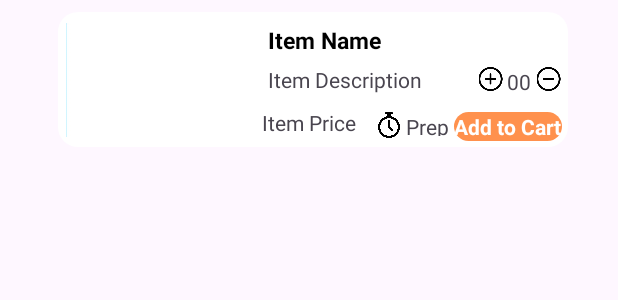
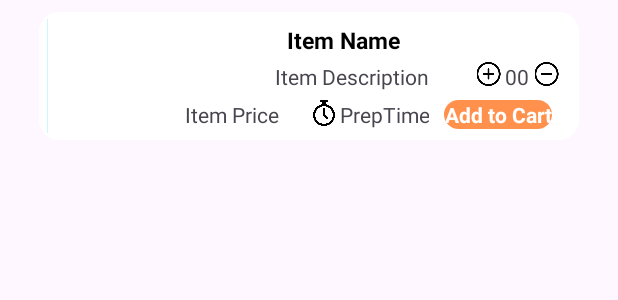
Before and after one commit to AvagyanVache/SkipQ, an Android app: the layout viewholder_restaurant_item.xml on its own in the app's theme, with its tools: preview values and no code run, on a phone screen of 412 x 824 dp. Shown: the top 300 px of the screen. Run offline under Robolectric (Android 15) with nearby library versions, the phone set to English and light mode, and no system bars.

Commit message:
design fixes

```diff
--- a/app/src/main/res/layout/fragment_menu.xml
+++ b/app/src/main/res/layout/fragment_menu.xml
@@ -67,7 +67,9 @@
         android:layout_height="0dp"
         android:layout_marginTop="8dp"
         android:layout_marginBottom="8dp"
-        android:foregroundGravity="center_horizontal"
+        android:foregroundGravity="center"
+        android:layout_gravity="center"
+        android:gravity="center"
         android:clipToPadding="false"
         android:paddingBottom="68dp"
     app:layout_constraintBottom_toTopOf="@+id/bottomNavigationView"
--- a/app/src/main/res/layout/viewholder_restaurant_item.xml
+++ b/app/src/main/res/layout/viewholder_restaurant_item.xml
@@ -3,20 +3,20 @@
     xmlns:app="http://schemas.android.com/apk/res-auto"
     xmlns:tools="http://schemas.android.com/tools"
     android:id="@+id/mainLayout"
-    android:layout_width="wrap_content"
+    android:layout_width="match_parent"
     android:layout_height="wrap_content"
     android:layout_gravity="center_horizontal"
     android:padding="4dp">
 
     <ImageView
         android:id="@+id/imageView"
-        android:layout_width="340dp"
-        android:layout_height="90dp"
+        android:layout_width="360dp"
+        android:layout_height="85dp"
         android:layout_marginTop="4dp"
         android:layout_marginBottom="4dp"
-        android:layout_marginStart="5dp"
         android:background="@drawable/cat_background"
         app:layout_constraintBottom_toBottomOf="parent"
+        app:layout_constraintEnd_toEndOf="parent"
         app:layout_constraintStart_toStartOf="parent"
         app:layout_constraintTop_toTopOf="parent" />
 
@@ -39,6 +39,7 @@
         android:textColor="@color/black"
         android:textSize="15sp"
         android:textStyle="bold"
+        android:gravity="center"
         app:layout_constraintBottom_toBottomOf="@+id/imageView"
         app:layout_constraintEnd_toEndOf="@+id/imageView"
         app:layout_constraintHorizontal_bias="0.367"
@@ -46,85 +47,87 @@
         app:layout_constraintTop_toTopOf="@+id/imageView"
         app:layout_constraintVertical_bias="0.119" />
 
-    <TextView
-        android:id="@+id/MenuItemDescription"
+
+    <LinearLayout
         android:layout_width="wrap_content"
         android:layout_height="wrap_content"
-        android:layout_marginTop="4dp"
-        android:layout_marginEnd="56dp"
-        android:text="Item Description"
-        app:layout_constraintEnd_toEndOf="@+id/imageView"
-        app:layout_constraintHorizontal_bias="0.316"
+        android:layout_marginRight="10dp"
+        app:layout_constraintBottom_toBottomOf="parent"
+        app:layout_constraintEnd_toEndOf="parent"
+        app:layout_constraintHorizontal_bias="1.0"
         app:layout_constraintStart_toEndOf="@+id/MenuItemPhoto"
-        app:layout_constraintTop_toBottomOf="@+id/MenuItemTitle" />
-
+        app:layout_constraintTop_toBottomOf="@+id/linearLayout2"
+        app:layout_constraintVertical_bias="0.36">
 
         <TextView
             android:id="@+id/MenuItemPrice"
             android:layout_width="wrap_content"
             android:layout_height="wrap_content"
-        android:layout_marginTop="64dp"
+
             android:text="Item Price"
-        app:layout_constraintEnd_toEndOf="@+id/imageView"
-        app:layout_constraintHorizontal_bias="0.096"
-        app:layout_constraintStart_toEndOf="@+id/MenuItemPhoto"
-        app:layout_constraintTop_toTopOf="@+id/imageView" />
+            tools:layout_editor_absoluteX="128dp"
+            tools:layout_editor_absoluteY="72dp" />
 
 
         <ImageView
             android:id="@+id/imageView8"
             android:layout_width="20dp"
             android:layout_height="17dp"
-        android:layout_marginStart="12dp"
-        android:layout_marginTop="12dp"
-        app:layout_constraintStart_toEndOf="@+id/MenuItemPrice"
-        app:layout_constraintTop_toBottomOf="@+id/MenuItemDescription"
-        app:srcCompat="@drawable/timer" />
+            android:layout_marginLeft="20dp"
+            app:srcCompat="@drawable/timer"
+            tools:layout_editor_absoluteX="224dp"
+            tools:layout_editor_absoluteY="76dp" />
 
         <TextView
             android:id="@+id/PrepTime"
-        android:layout_width="31dp"
-        android:layout_height="16dp"
+            android:layout_width="wrap_content"
+            android:layout_height="wrap_content"
             android:gravity="center_horizontal"
             android:text="PrepTime"
-        app:layout_constraintBottom_toBottomOf="@+id/imageView"
-        app:layout_constraintStart_toEndOf="@+id/imageView8"
-        app:layout_constraintTop_toTopOf="@+id/imageView"
-        app:layout_constraintVertical_bias="0.905" />
+            android:layout_marginRight="10dp"
+            tools:layout_editor_absoluteX="248dp"
+            tools:layout_editor_absoluteY="90dp" />
 
         <TextView
             android:id="@+id/AddToCart"
             android:layout_width="wrap_content"
             android:layout_height="wrap_content"
+android:layout_marginRight="30dp"            android:background="@drawable/back_background"
+            android:backgroundTint="@color/primary_color"
+            android:gravity="center"
             android:text="Add to Cart"
             android:textColor="@color/white"
             android:textStyle="bold"
-        android:background="@drawable/back_background"
-        android:backgroundTint="@color/primary_color"
-        app:layout_constraintBottom_toBottomOf="@+id/imageView"
-        app:layout_constraintEnd_toEndOf="parent"
-        app:layout_constraintHorizontal_bias="0.368"
-        app:layout_constraintStart_toEndOf="@+id/PrepTime"
-        app:layout_constraintTop_toTopOf="@+id/imageView"
-        app:layout_constraintVertical_bias="0.943" />
-
+            tools:layout_editor_absoluteX="334dp"
+            tools:layout_editor_absoluteY="87dp" />
+    </LinearLayout>
 
     <LinearLayout
+        android:id="@+id/linearLayout2"
         android:layout_width="wrap_content"
         android:layout_height="wrap_content"
         app:layout_constraintBottom_toBottomOf="@+id/imageView"
         app:layout_constraintEnd_toEndOf="@+id/imageView"
-        app:layout_constraintHorizontal_bias="0.636"
-        app:layout_constraintStart_toStartOf="@+id/imageView"
+        app:layout_constraintHorizontal_bias="0.324"
+        app:layout_constraintStart_toEndOf="@+id/MenuItemPhoto"
         app:layout_constraintTop_toTopOf="parent"
-        app:layout_constraintVertical_bias="0.525">
+        app:layout_constraintVertical_bias="0.53">
+
+        <TextView
+            android:id="@+id/MenuItemDescription"
+            android:layout_width="wrap_content"
+            android:layout_height="wrap_content"
+            android:layout_marginLeft="30dp"
+            android:text="Item Description"
+            tools:layout_editor_absoluteX="246dp"
+            tools:layout_editor_absoluteY="44dp" />
 
 
         <ImageView
             android:id="@+id/ItemPlus"
             android:layout_width="19dp"
             android:layout_height="16dp"
-            android:layout_marginStart="272dp"
+            android:layout_marginLeft="30dp"
             app:layout_constraintBottom_toBottomOf="@+id/imageView"
             app:layout_constraintStart_toStartOf="@+id/imageView"
             app:layout_constraintTop_toTopOf="@+id/imageView"
```
Also changed, not shown: app/src/main/res/layout/fragment_cart.xml (+6 -5 lines), app/src/main/res/layout/viewholder_cart_item.xml (+44 -38 lines), app/src/main/res/layout/viewholder_yourorder_item.xml (+50 -38 lines), app/src/main/res/layout/your_order_main_fragment.xml (+13 -21 lines), app/src/main/res/layout/your_order_viewholder.xml (+15 -14 lines). Lines whose indentation alone changed are shown as unchanged.
